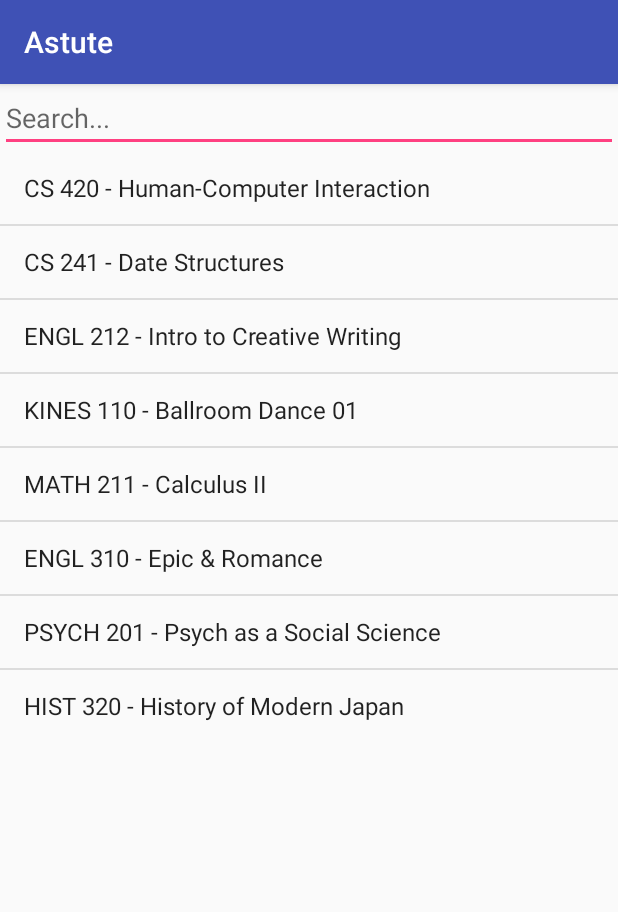
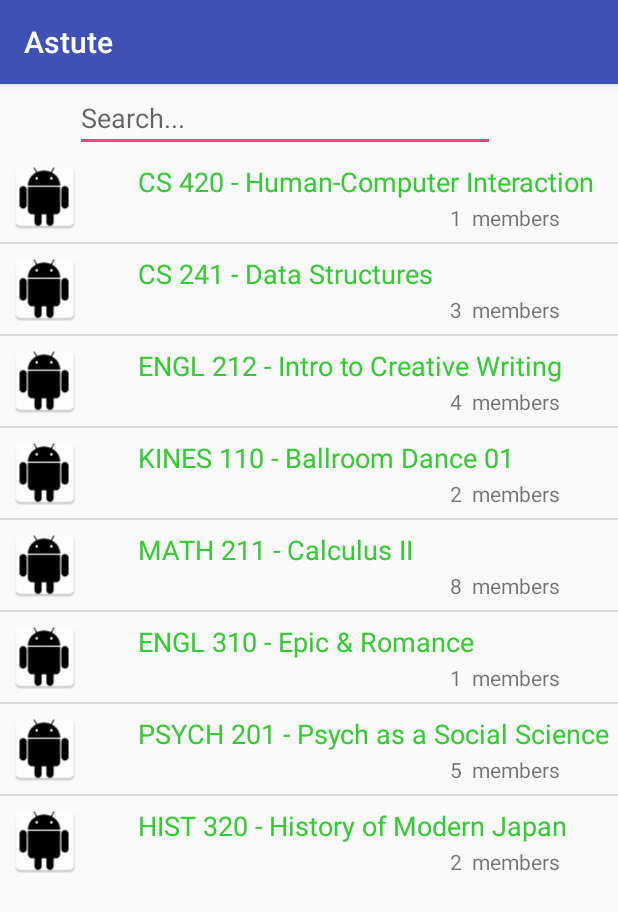
Before and after one commit to metinkler/Astute, an Android app: the MainActivity screen opened directly, with no data from a screen before it, after a tap on "KINES 110 - Ballroom Dance 01", on a phone screen of 412 x 824 dp. Shown: the top 912 px of the screen. Run offline under Robolectric (Android 15) with nearby library versions, the phone set to English and light mode, and no system bars.

Commit message:
Custom list adapter now working w/filter

```diff
--- /dev/null
+++ b/Astute/app/src/main/java/com/tinks/astute/CustomListAdapter.java
@@ -0,0 +1,135 @@
+package com.tinks.astute;
+
+/**
+ * Created by tinks on 4/25/16.
+ */
+import android.app.Activity;
+import android.view.LayoutInflater;
+import android.view.View;
+import android.view.ViewGroup;
+import android.widget.ArrayAdapter;
+import android.widget.BaseAdapter;
+import android.widget.Filter;
+import android.widget.Filterable;
+import android.widget.ImageView;
+import android.widget.TextView;
+
+import java.util.Random;
+
+import java.util.ArrayList;
+
+public class CustomListAdapter extends BaseAdapter implements Filterable {
+
+    private final Activity context;
+    private final ArrayList<String> itemname;
+    private final Integer[] imgid;
+    private final Integer[] members;
+
+    ArrayList<String> objects = new ArrayList<String>();
+    ArrayList<String> filteredList = new ArrayList<String>();
+
+    String item = new String();
+
+    public CustomListAdapter(Activity context, ArrayList<String> itemname, Integer[] imgid, Integer[] members) {
+        //super(context, R.layout.list_item, itemname);
+        // TODO Auto-generated constructor stub
+
+        this.context=context;
+        this.itemname=itemname;
+        this.imgid=imgid;
+        this.members=members;
+
+        for (int k = 0; k < itemname.size(); k++) {
+            System.out.println("Item: " + k + "Text: " + itemname.get(k));
+        }
+
+        objects = itemname;
+        filteredList = itemname;
+    }
+
+
+    public View getView(int position,View view,ViewGroup parent) {
+        LayoutInflater inflater = context.getLayoutInflater();
+        View rowView= inflater.inflate(R.layout.list_item, null, true);
+
+        TextView txtTitle = (TextView) rowView.findViewById(R.id.item);
+        TextView extratxt = (TextView) rowView.findViewById(R.id.textView1);
+        ImageView imageView = (ImageView) rowView.findViewById(R.id.icon);
+
+        txtTitle.setText(filteredList.get(position));
+        imageView.setImageResource(imgid[position]);
+
+
+        extratxt.setText(Integer.toString(members[position]) + "  members");
+
+        return rowView;
+
+    };
+
+    //For this helper method, return based on filteredData
+    public int getCount()
+    {
+        return filteredList.size();
+    }
+
+    public Object getItem(int position)
+    {
+        return filteredList.get(position);
+    }
+
+    public long getItemId(int position)
+    {
+        return position;
+    }
+
+
+    @Override
+    public Filter getFilter() {
+        return new Filter() {
+
+            /* (non-Javadoc)
+             * @see android.widget.Filter#performFiltering(java.lang.CharSequence)
+             */
+            @Override
+            protected FilterResults performFiltering(CharSequence constraint) {
+                FilterResults results = new FilterResults();
+                ArrayList<String> tempList = new ArrayList<String>();
+                // constraint is our string the user entered in search bar
+                // filtering from objects
+                if(constraint != null && objects!=null) {
+                    int length=objects.size();
+                    int i=0;
+                    while(i<length){
+                        if (objects.get(i).toLowerCase().contains(constraint.toString().toLowerCase())){
+                            tempList.add(objects.get(i));
+                        }
+
+                        i++;
+                    }
+
+                    // print filtered list
+                    for (int k = 0; k < tempList.size(); k++){
+                        System.out.println("Item: " + k + "Text: " + tempList.get(k));
+
+                    }
+
+                    results.values = tempList;
+                    results.count = tempList.size();
+                }
+                return results;
+            }
+
+            @SuppressWarnings("unchecked")
+            @Override
+            protected void publishResults(CharSequence contraint, FilterResults results) {
+                filteredList = (ArrayList<String>) results.values;
+                if (results.count > 0) {
+                    notifyDataSetChanged();
+                } else {
+                    notifyDataSetInvalidated();
+                }
+            }
+
+        };
+    }
+}
--- a/Astute/app/src/main/java/com/tinks/astute/MainActivity.java
+++ b/Astute/app/src/main/java/com/tinks/astute/MainActivity.java
@@ -13,6 +13,10 @@ import android.widget.AdapterView.OnItemClickListener;
 import android.text.TextWatcher;
 import android.content.Intent;
 
+import java.util.ArrayList;
+import java.util.Arrays;
+import java.util.Random;
+
 // going to be the newsfeed page
 
 public class MainActivity extends AppCompatActivity {
@@ -22,7 +26,31 @@ public class MainActivity extends AppCompatActivity {
     // Search EditText
     EditText inputSearch;
 
-    ArrayAdapter<String> adapter;
+    //ArrayAdapter<String> adapter;
+
+    CustomListAdapter adapter;
+
+    Integer[] imgid={
+            R.drawable.ic_launcher,
+            R.drawable.ic_launcher,
+            R.drawable.ic_launcher,
+            R.drawable.ic_launcher,
+            R.drawable.ic_launcher,
+            R.drawable.ic_launcher,
+            R.drawable.ic_launcher,
+            R.drawable.ic_launcher
+    };
+
+    Integer[] members = {
+            1,
+            3,
+            4,
+            2,
+            8,
+            1,
+            5,
+            2
+    };
 
     @Override
     protected void onCreate(Bundle savedInstanceState) {
@@ -35,24 +63,19 @@ public class MainActivity extends AppCompatActivity {
         inputSearch = (EditText) findViewById(R.id.inputSearch);
 
         // Defined Array values to show in ListView
-        String[] values = new String[] { "CS 420 - Human-Computer Interaction",
-                "CS 241 - Date Structures",
-                "ENGL 212 - Intro to Creative Writing",
-                "KINES 110 - Ballroom Dance 01",
-                "MATH 211 - Calculus II",
-                "ENGL 310 - Epic & Romance",
-                "PSYCH 201 - Psych as a Social Science",
-                "HIST 320 - History of Modern Japan"
-        };
+        ArrayList<String> values = new ArrayList<String>();
+        values.add("CS 420 - Human-Computer Interaction");
+        values.add("CS 241 - Data Structures");
+        values.add("ENGL 212 - Intro to Creative Writing");
+        values.add("KINES 110 - Ballroom Dance 01");
+        values.add("MATH 211 - Calculus II");
+        values.add("ENGL 310 - Epic & Romance");
+        values.add("PSYCH 201 - Psych as a Social Science");
+        values.add("HIST 320 - History of Modern Japan");
+
 
         // Define a new Adapter
-        // First parameter - Context
-        // Second parameter - Layout for the row
-        // Third parameter - ID of the TextView to which the data is written
-        // Forth - the Array of data
-
-        adapter = new ArrayAdapter<String>(this,
-                android.R.layout.simple_list_item_1, android.R.id.text1, values);
+        this.adapter = new CustomListAdapter(this, values, imgid, members);
 
         // Assign adapter to ListView
         listView.setAdapter(adapter);
@@ -68,7 +91,7 @@ public class MainActivity extends AppCompatActivity {
                 int itemPosition   = position;
 
                 // ListView Clicked item value
-                String  itemValue    = (String) listView.getItemAtPosition(position);
+                String  itemValue    = listView.getItemAtPosition(position).toString();
 
                 // Show Alert
                 Toast.makeText(getApplicationContext(),
@@ -84,6 +107,7 @@ public class MainActivity extends AppCompatActivity {
             @Override
             public void onTextChanged(CharSequence cs, int arg1, int arg2, int arg3) {
                 // When user changed the Text
+                System.out.println(MainActivity.this.adapter);
                 MainActivity.this.adapter.getFilter().filter(cs);
             }
 
--- a/Astute/app/src/main/res/layout/activity_main.xml
+++ b/Astute/app/src/main/res/layout/activity_main.xml
@@ -1,21 +1,25 @@
 <?xml version="1.0" encoding="utf-8"?>
 
-<LinearLayout xmlns:android="http://schemas.android.com/apk/res/android"
+<RelativeLayout xmlns:android="http://schemas.android.com/apk/res/android"
+    xmlns:tools="http://schemas.android.com/tools"
     android:layout_width="match_parent"
     android:layout_height="match_parent"
-    android:orientation="vertical" >
+    tools:context="{relativePackage}.${activityClass}" >
 
     <!-- Editext for Search -->
     <EditText android:id="@+id/inputSearch"
-        android:layout_width="fill_parent"
+        android:layout_width="280dp"
+        android:layout_marginLeft="50dp"
         android:layout_height="wrap_content"
         android:hint="Search..."
         android:inputType="textVisiblePassword"/>
 
+
     <ListView
         android:id="@+id/list"
         android:layout_height="wrap_content"
-        android:layout_width="match_parent">
+        android:layout_width="match_parent"
+        android:layout_below="@+id/inputSearch">
     </ListView>
 
-</LinearLayout>
+</RelativeLayout>
--- a/Astute/app/src/main/res/layout/list_item.xml
+++ b/Astute/app/src/main/res/layout/list_item.xml
@@ -1,17 +1,36 @@
 <?xml version="1.0" encoding="utf-8"?>
-<LinearLayout xmlns:android="http://schemas.android.com/apk/res/android"
+<RelativeLayout xmlns:android="http://schemas.android.com/apk/res/android"
     android:layout_width="match_parent"
     android:layout_height="match_parent"
     android:orientation="vertical" >
 
-    <!-- Single ListItem -->
+    <ImageView
+        android:id="@+id/icon"
+        android:layout_width="60dp"
+        android:layout_height="60dp"
+        android:padding="5dp" />
 
-    <!-- Product Name -->
-    <TextView android:id="@+id/product_name"
-        android:layout_width="fill_parent"
+    <LinearLayout android:layout_width="wrap_content"
         android:layout_height="wrap_content"
-        android:padding="10dip"
-        android:textSize="16dip"
-        android:textStyle="bold"/>
+        android:orientation="vertical">
 
-</LinearLayout>
+        <TextView
+            android:id="@+id/item"
+            android:layout_width="wrap_content"
+            android:layout_height="wrap_content"
+            android:text="Medium Text"
+            android:textAppearance="?android:attr/textAppearanceMedium"
+            android:layout_marginLeft="90dp"
+            android:layout_marginTop="5dp"
+            android:padding="2dp"
+            android:textColor="#33CC33" />
+        <TextView
+            android:id="@+id/textView1"
+            android:layout_width="wrap_content"
+            android:layout_height="wrap_content"
+            android:text="TextView"
+            android:layout_marginLeft="300dp"/>
+
+        </LinearLayout>
+
+</RelativeLayout>
```
Also changed, not shown: Astute/app/src/main/ic_launcher-web.png (added), Astute/app/src/main/res/drawable/ic_launcher.png (added), Astute/app/src/main/res/mipmap-hdpi/ic_launcher.png (deleted), Astute/app/src/main/res/mipmap-mdpi/ic_launcher.png, Astute/app/src/main/res/mipmap-xhdpi/ic_launcher.png, Astute/app/src/main/res/mipmap-xxhdpi/ic_launcher.png, Astute/app/src/main/res/mipmap-xxxhdpi/ic_launcher.png.
